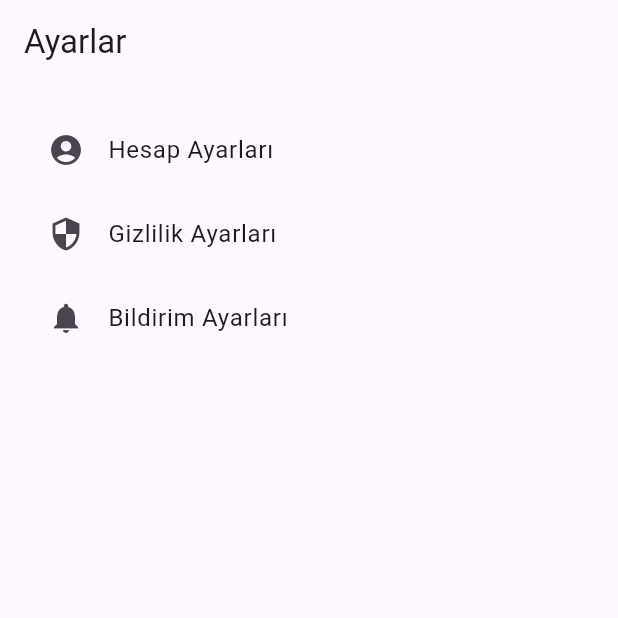
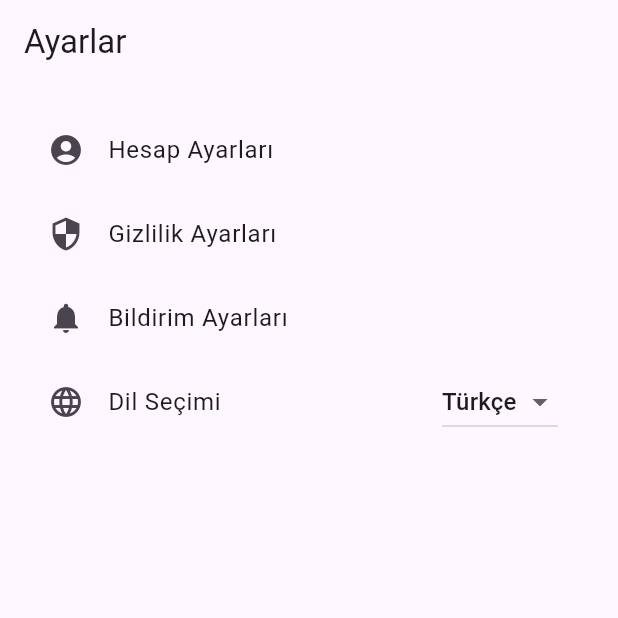
Before and after one commit to EnesSinanoglu/flutter_app, a Flutter app: the SettingsScreen screen opened by its route, on a phone screen of 412 x 824 dp, the top half of it. Run offline on Flutter 3.47's test engine with Material 3 defaults, Android fonts, the phone set to English and light mode, and no system bars; our stand-ins replace go_router, lottie; missing offline and left inert: dotlottie_loader.

Commit message:
settingscommit

```diff
--- a/lib/screens/settings_screen.dart
+++ b/lib/screens/settings_screen.dart
@@ -1,7 +1,14 @@
 import 'package:flutter/material.dart';
 
-class SettingsScreen extends StatelessWidget {
+class SettingsScreen extends StatefulWidget {
   const SettingsScreen({super.key});
+
+  @override
+  _SettingsScreenState createState() => _SettingsScreenState();
+}
+
+class _SettingsScreenState extends State<SettingsScreen> {
+  String _selectedLanguage = 'Türkçe';
 
   @override
   Widget build(BuildContext context) {
@@ -9,23 +16,58 @@ class SettingsScreen extends StatelessWidget {
       appBar: AppBar(
         title: const Text('Ayarlar'),
       ),
-      body: const Padding(
-        padding: EdgeInsets.all(16.0),
+      body: Padding(
+        padding: const EdgeInsets.all(16.0),
         child: Column(
           children: [
+            // Hesap ayarları
             ListTile(
-              title: Text('Hesap Ayarları'),
-              leading: Icon(Icons.account_circle),
+              title: const Text('Hesap Ayarları'),
+              leading: const Icon(Icons.account_circle),
+              onTap: () {
+                // Hesap ayarları işlemleri yapılabilir
+              },
             ),
+            // Gizlilik ayarları
             ListTile(
-              title: Text('Gizlilik Ayarları'),
-              leading: Icon(Icons.security),
+              title: const Text('Gizlilik Ayarları'),
+              leading: const Icon(Icons.security),
+              onTap: () {
+                // Gizlilik ayarları işlemleri yapılabilir
+              },
             ),
+            // Bildirim ayarları
             ListTile(
-              title: Text('Bildirim Ayarları'),
-              leading: Icon(Icons.notifications),
+              title: const Text('Bildirim Ayarları'),
+              leading: const Icon(Icons.notifications),
+              onTap: () {
+                // Bildirim ayarları işlemleri yapılabilir
+              },
             ),
-            // Daha fazla ayar ekleyebilirsin
+            // Dil seçeneği
+            ListTile(
+              title: const Text('Dil Seçimi'),
+              leading: const Icon(Icons.language),
+              trailing: DropdownButton<String>(
+                value: _selectedLanguage,
+                items: const [
+                  DropdownMenuItem(
+                    value: 'Türkçe',
+                    child: Text('Türkçe'),
+                  ),
+                  DropdownMenuItem(
+                    value: 'English',
+                    child: Text('English'),
+                  ),
+                  // Buraya başka diller ekleyebilirsiniz
+                ],
+                onChanged: (String? newValue) {
+                  setState(() {
+                    _selectedLanguage = newValue!;
+                  });
+                },
+              ),
+            ),
           ],
         ),
       ),
```
